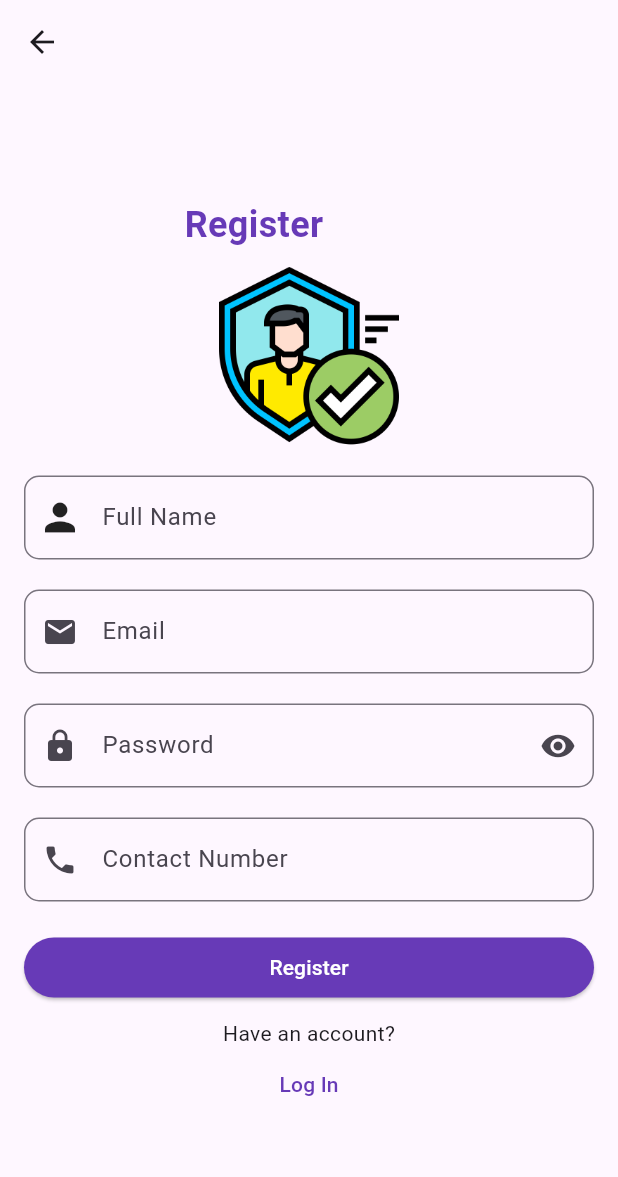
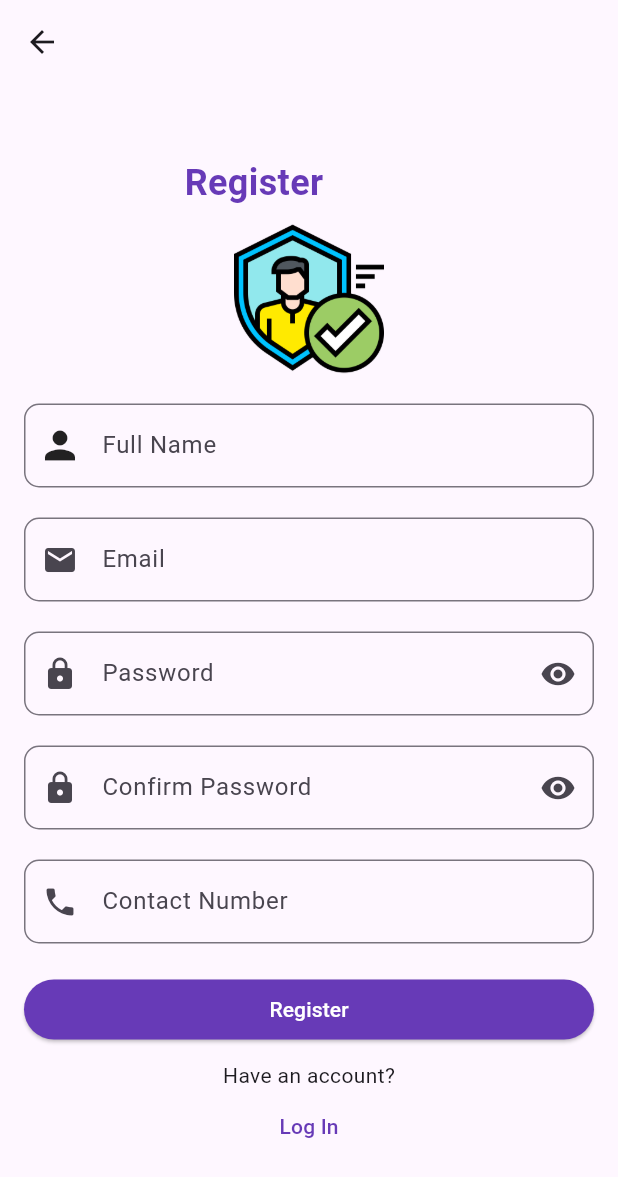
Before and after one commit to Aashutoshbro/akar-app, a Flutter app: the RegistrationPage screen opened by its route, on a phone screen of 412 x 824 dp. Shown: the top 1177 px of the screen. Run offline on Flutter 3.47's test engine with Material 3 defaults, Android fonts, the phone set to English and light mode, and no system bars.

Commit message:
Confirm Password Widget added

```diff
--- a/akar/lib/Screens/register.dart
+++ b/akar/lib/Screens/register.dart
@@ -49,8 +49,8 @@ class _RegistrationPageState extends State<RegistrationPage> {
                   ),
                   Image.asset(
                     "assets/auth.png",
-                    height: 120,
-                    width: 120,
+                    height: 100,
+                    width: 100,
                   ),
                   const SizedBox(height: 20.0),
                   TextField(
@@ -86,6 +86,30 @@ class _RegistrationPageState extends State<RegistrationPage> {
 
                     decoration: InputDecoration(
                       labelText: 'Password',
+                      prefixIcon: const Icon(Icons.lock),
+                      suffixIcon: IconButton(
+                        icon: Icon(
+                          _obscureText
+                              ? Icons.visibility
+                              : Icons.visibility_off,
+                        ),
+                        onPressed: _togglePasswordVisibility,
+                      ),
+
+                      // filled: true,
+                      // fillColor: const Color(0xFF9ee1d9),
+                      border: OutlineInputBorder(
+                        borderRadius: BorderRadius.circular(10),
+                      ),
+                    ),
+                    //obscureText: true,
+                  ),
+                  const SizedBox(height: 20.0),
+                  TextField(
+                    obscureText: _obscureText,
+
+                    decoration: InputDecoration(
+                      labelText: 'Confirm Password',
                       prefixIcon: const Icon(Icons.lock),
                       suffixIcon: IconButton(
                         icon: Icon(
```
